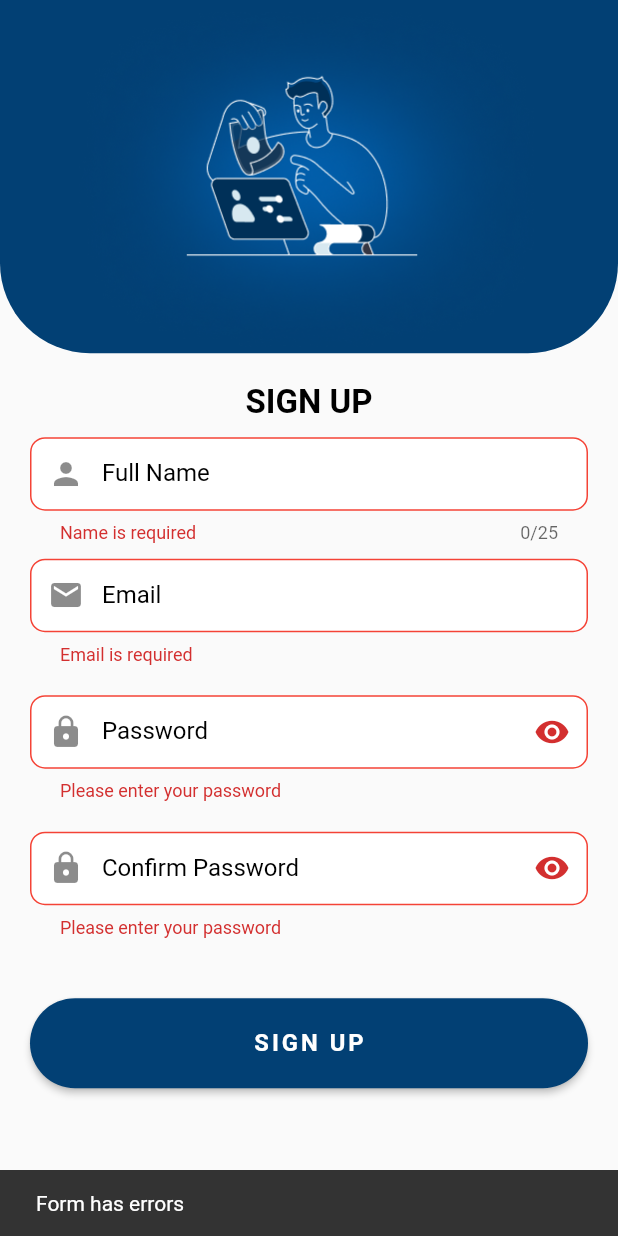
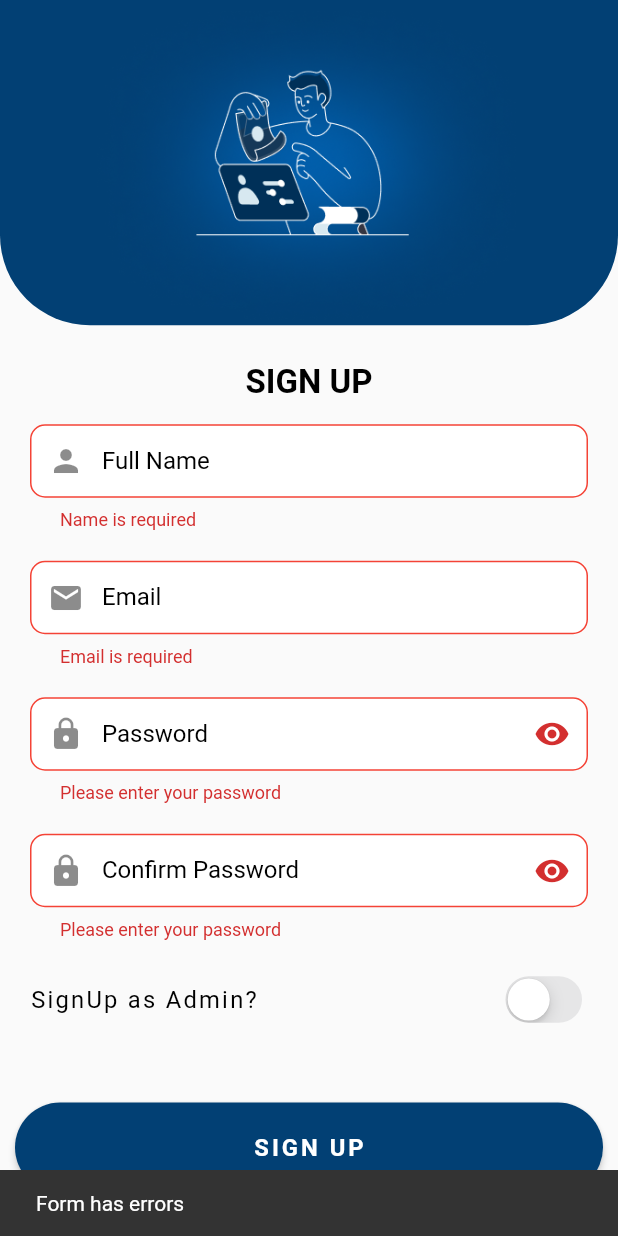
Before and after one commit to Nikhil636/Attendance-app, a Flutter app: the SignUpScreen screen opened directly, after a tap on "SIGN UP", on a phone screen of 412 x 824 dp. Run offline on Flutter 3.47's test engine with Material 2 defaults, Android fonts, the light colour scheme and no system bars; our stand-ins replace cloud_firestore, dartz, firebase_auth, firebase_core, firebase_storage, flutter_hooks and 9 more; missing offline and left inert: animated_segmented_tab_control, geolocator_platform_interface, month_year_picker, qr_code_scanner; accounts and stored records are empty; generated files the repository leaves out were written again; statements that could not run were skipped.

Commit message:
Solves issue  #36 under JWOC

```diff
--- a/lib/shared/common_textfields.dart
+++ b/lib/shared/common_textfields.dart
@@ -1,8 +1,6 @@
 import 'package:flutter/material.dart';
 import 'package:flutter/services.dart';
-import 'package:hooks_riverpod/hooks_riverpod.dart';
 
-import '../src/features/authentication/app/providers/auth_providers.dart';
 import '../src/utils/textfield_validators.dart';
 
 class NameFormField extends StatelessWidget {
@@ -31,12 +29,12 @@ class NameFormField extends StatelessWidget {
       autovalidateMode: autovalidateMode ?? AutovalidateMode.onUserInteraction,
       textInputAction: textInputAction ?? TextInputAction.next,
       onFieldSubmitted: onFieldSubmitted,
-      inputFormatters: <FilteringTextInputFormatter>[
+      inputFormatters: <TextInputFormatter>[
         FilteringTextInputFormatter.allow(RegExp(r'[a-zA-Z\s]')),
+        LengthLimitingTextInputFormatter(25)
       ],
       autofillHints: const <String>[AutofillHints.name],
       autocorrect: true,
-      maxLength: 25,
       validator: TextFieldValidators.nameValidator,
       onChanged: onChanged,
       keyboardType: TextInputType.name,
@@ -136,35 +134,38 @@ class EmailFormField extends StatelessWidget {
   }
 }
 
-class PasswordFormField extends ConsumerWidget {
-  final TextEditingController textEditingController;
+class PasswordFormField extends StatelessWidget {
+  final TextEditingController? textEditingController;
   final ValueChanged<String>? onChanged;
   final TextInputAction? textInputAction;
+  final Widget? suffixIcon;
+  final bool obscureText;
   final bool? isConfirmPassword;
   final String? Function(String?)? validator;
   final void Function()? onEditingComplete;
   final ValueChanged<String>? onFieldSubmitted;
   const PasswordFormField({
-    super.key,
+    Key? key,
     this.onEditingComplete,
-    required this.textEditingController,
+    this.suffixIcon,
+    this.obscureText = false,
+    this.textEditingController,
     this.onChanged,
     this.textInputAction = TextInputAction.next,
     this.isConfirmPassword = false,
     this.validator,
     this.onFieldSubmitted,
-  });
+  }) : super(key: key);
 
   @override
-  Widget build(BuildContext context, WidgetRef ref) {
-    bool isVisible = ref.watch(passwordVisibiltyProvider);
+  Widget build(BuildContext context) {
     return TextFormField(
       controller: textEditingController,
       onChanged: onChanged,
       onEditingComplete: onEditingComplete,
       onFieldSubmitted: onFieldSubmitted,
       validator: validator ?? TextFieldValidators.passwordValidator,
-      obscureText: isVisible,
+      obscureText: obscureText,
       autovalidateMode: AutovalidateMode.onUserInteraction,
       enableSuggestions: true,
       textInputAction: textInputAction,
@@ -179,12 +180,7 @@ class PasswordFormField extends ConsumerWidget {
         floatingLabelBehavior: FloatingLabelBehavior.auto,
         floatingLabelAlignment: FloatingLabelAlignment.start,
         prefixIcon: const Icon(Icons.lock),
-        suffixIcon: GestureDetector(
-          onTap: () => ref.read(passwordVisibiltyProvider.notifier).toggle(),
-          child: isVisible
-              ? const Icon(Icons.visibility)
-              : const Icon(Icons.visibility_off),
-        ),
+        suffixIcon: suffixIcon,
         contentPadding: const EdgeInsets.fromLTRB(20, 15, 20, 15),
         filled: true,
         errorMaxLines: 2,
--- /dev/null
+++ b/lib/src/app/constants/user_role.dart
@@ -0,0 +1,3 @@
+// ignore_for_file: constant_identifier_names
+
+enum UserRole { Admin, Employee }
--- a/lib/src/app/constants/user_type.dart
+++ /dev/null
@@ -1 +0,0 @@
-enum UserType { admin, employee }
--- a/lib/src/features/authentication/app/controllers/login_controller.dart
+++ b/lib/src/features/authentication/app/controllers/login_controller.dart
@@ -1,7 +1,7 @@
 import 'package:firebase_auth/firebase_auth.dart';
 import 'package:hooks_riverpod/hooks_riverpod.dart';
 
-import '../../../../app/constants/user_type.dart';
+import '../../../../app/constants/user_role.dart';
 import '../../../../providers/firestore_provider.dart';
 import '../../../../providers/user_status_provider.dart';
 import '../../data/auth_methods.dart';
@@ -19,7 +19,7 @@ class LoginController extends StateNotifier<LoginState> {
   Future<void> loginWithEmail({
     required String email,
     required String password,
-    UserType userType = UserType.employee,
+    UserRole userType = UserRole.Employee,
   }) async {
     state = const LoginState.loading();
     SignInEither result = await ref
--- a/lib/src/features/authentication/app/controllers/password_notifier.dart
+++ /dev/null
@@ -1,12 +0,0 @@
-import 'package:hooks_riverpod/hooks_riverpod.dart' show AutoDisposeNotifier;
-
-class PasswordFieldNotifier extends AutoDisposeNotifier<bool> {
-  void toggle() {
-    state = !state;
-  }
-
-  @override
-  bool build() {
-    return true;
-  }
-}
--- a/lib/src/features/authentication/app/providers/auth_providers.dart
+++ b/lib/src/features/authentication/app/providers/auth_providers.dart
@@ -5,7 +5,6 @@ import '../../data/auth_repository.dart';
 import '../../domain/state/login_state.dart';
 import '../../domain/state/sign_up_state.dart';
 import '../controllers/login_controller.dart';
-import '../controllers/password_notifier.dart';
 import '../controllers/signup_controller.dart';
 
 /// Provider for the authentication repository
@@ -29,14 +28,6 @@ final AutoDisposeStateNotifierProvider<SignUpController, SignUpState>
   SignUpController.new,
 );
 
-/// Provider for the password visibility state
-final AutoDisposeNotifierProvider<PasswordFieldNotifier, bool>
-    passwordVisibiltyProvider =
-    NotifierProvider.autoDispose<PasswordFieldNotifier, bool>(
-  name: 'passwordVisibiltyProvider',
-  PasswordFieldNotifier.new,
-);
-
 ///Provider for login screen
 final AutoDisposeStateNotifierProvider<LoginController, LoginState>
     loginControllerProvider =
--- a/lib/src/features/authentication/data/auth_methods.dart
+++ b/lib/src/features/authentication/data/auth_methods.dart
@@ -4,7 +4,7 @@ import 'package:firebase_auth/firebase_auth.dart';
 typedef SignOutEither = Either<Unit, Unit>;
 typedef CredentialEither = Either<String, UserCredential>;
 typedef SignInEither = Either<String, User>;
-typedef SignUpEither = Either<String, Unit>;
+typedef SignUpEither = Either<String, UserCredential>;
 
 abstract class AuthRepositoryImpl {
   /// Stream of auth state changes
--- a/lib/src/features/authentication/presentation/login/login_screen.dart
+++ b/lib/src/features/authentication/presentation/login/login_screen.dart
@@ -102,8 +102,7 @@ class _LoginScreenState extends ConsumerState<LoginScreen>
             Padding(
               padding: const EdgeInsets.only(
                   top: 15, left: 10, right: 10, bottom: 10),
-              child: Builder(builder: (BuildContext context) {
-                return SegmentedTabControl(
+              child: SegmentedTabControl(
                 radius: const Radius.circular(10),
                 controller: tabController,
                 backgroundColor: Colors.grey.shade300,
@@ -121,8 +120,7 @@ class _LoginScreenState extends ConsumerState<LoginScreen>
                   SegmentTab(label: 'EMPLOYEE'),
                   SegmentTab(label: 'ADMIN'),
                 ],
-                );
-              }),
+              ),
             ),
             Expanded(
               flex: 5,
--- a/lib/src/features/authentication/presentation/signup/sign_up_screen.dart
+++ b/lib/src/features/authentication/presentation/signup/sign_up_screen.dart
@@ -1,3 +1,4 @@
+import 'package:flutter/cupertino.dart' show CupertinoSwitch;
 import 'package:flutter/gestures.dart';
 import 'package:flutter/material.dart';
 import 'package:flutter_hooks/flutter_hooks.dart';
@@ -6,6 +7,7 @@ import 'package:hooks_riverpod/hooks_riverpod.dart';
 import '../../../../../shared/common_textfields.dart';
 import '../../../../../shared/loader_dialog.dart';
 import '../../../../app/constants/assets.gen.dart';
+import '../../../../app/constants/user_role.dart';
 import '../../../../utils/textfield_validators.dart';
 import '../../app/providers/auth_providers.dart';
 import '../../domain/state/sign_up_state.dart';
@@ -18,7 +20,7 @@ class SignUpScreen extends StatefulHookConsumerWidget {
 }
 
 class _SignUpScreenState extends ConsumerState<SignUpScreen> {
-  late final GlobalKey<FormState> _formKey;
+  late GlobalKey<FormState> _formKey;
 
   @override
   void initState() {
@@ -29,14 +31,15 @@ class _SignUpScreenState extends ConsumerState<SignUpScreen> {
   @override
   Widget build(BuildContext context) {
     TextTheme textTheme = Theme.of(context).textTheme;
-    ScrollController listController =
-        useScrollController(initialScrollOffset: 100);
+    Size size = MediaQuery.of(context).size;
+    //Flutter Hooks
+    ValueNotifier<bool> obscurePassword = useState(true);
+    ValueNotifier<bool> isAdmin = useState(false);
+    ScrollController scrollController = useScrollController();
     TextEditingController fullNameController = useTextEditingController();
     TextEditingController emailController = useTextEditingController();
     TextEditingController passwordController = useTextEditingController();
-    TextEditingController confirmPasswordController =
-        useTextEditingController();
-    Size size = MediaQuery.of(context).size;
+    //Listen to state changes without rebuilding widget tree
     ref.listen<SignUpState>(
       signUpControllerProvider,
       (SignUpState? prev, SignUpState next) => next.maybeWhen(
@@ -70,7 +73,7 @@ class _SignUpScreenState extends ConsumerState<SignUpScreen> {
           child: Column(
             children: <Widget>[
               SizedBox(
-                height: size.height / 3.5,
+                height: size.height / 3.8,
                 width: double.infinity,
                 child: DecoratedBox(
                   decoration: const BoxDecoration(
@@ -94,37 +97,63 @@ class _SignUpScreenState extends ConsumerState<SignUpScreen> {
                   child: Scrollbar(
                     child: ListView(
                       physics: const BouncingScrollPhysics(),
-                      controller: listController,
                       padding: const EdgeInsets.symmetric(
                           horizontal: 20, vertical: 20),
+                      controller: scrollController,
                       children: <Widget>[
+                        const SizedBox(height: 5),
                         Text(
                           'SIGN UP',
                           textAlign: TextAlign.center,
                           style: textTheme.labelLarge
                               ?.copyWith(fontSize: 22, color: Colors.black),
                         ),
+                        const SizedBox(height: 5),
                         const SizedBox(height: 10),
                         NameFormField(
                           textEditingController: fullNameController,
                         ),
-                        const SizedBox(height: 10),
+                        const SizedBox(height: 20),
                         EmailFormField(
                           textEditingController: emailController,
                         ),
                         const SizedBox(height: 20),
                         PasswordFormField(
                           textEditingController: passwordController,
+                          textInputAction: TextInputAction.next,
+                          obscureText: obscurePassword.value,
+                          suffixIcon: ValueListenableBuilder<bool>(
+                            valueListenable: obscurePassword,
+                            builder: (_, bool value, __) => GestureDetector(
+                              onTap: () => obscurePassword.value = !value,
+                              child: value
+                                  ? const Icon(Icons.visibility)
+                                  : const Icon(Icons.visibility_off),
+                            ),
+                          ),
                         ),
                         const SizedBox(height: 20),
                         PasswordFormField(
-                          textEditingController: confirmPasswordController,
                           isConfirmPassword: true,
                           textInputAction: TextInputAction.done,
+                          obscureText: obscurePassword.value,
+                          suffixIcon: ValueListenableBuilder<bool>(
+                            valueListenable: obscurePassword,
+                            builder: (_, bool value, __) => GestureDetector(
+                              onTap: () => obscurePassword.value = !value,
+                              child: value
+                                  ? const Icon(Icons.visibility)
+                                  : const Icon(Icons.visibility_off),
+                            ),
+                          ),
                           onEditingComplete: () async {
                             FocusScope.of(context).unfocus();
-                            await register(emailController.text.trim(),
-                                passwordController.text.trim(), listController);
+                            await register(
+                              emailController.text.trim(),
+                              passwordController.text.trim(),
+                              scrollController,
+                              isAdmin.value,
+                            );
                           },
                           validator: (String? val) {
                             if (val != passwordController.text) {
@@ -133,8 +162,38 @@ class _SignUpScreenState extends ConsumerState<SignUpScreen> {
                             return TextFieldValidators.passwordValidator(val);
                           },
                         ),
-                        const SizedBox(height: 40),
+                        const SizedBox(height: 20),
                         Row(
+                          mainAxisAlignment: MainAxisAlignment.spaceBetween,
+                          children: <Widget>[
+                            Flexible(
+                              child: Text(
+                                'SignUp as Admin?',
+                                style: textTheme.labelSmall?.copyWith(
+                                  fontSize: size.width / 26,
+                                  color: Colors.black,
+                                ),
+                              ),
+                            ),
+                            ValueListenableBuilder<bool>(
+                                valueListenable: isAdmin,
+                                builder: (_, bool val, __) {
+                                  return CupertinoSwitch(
+                                    value: val,
+                                    onChanged: (bool val) =>
+                                        isAdmin.value = val,
+                                  );
+                                })
+                          ],
+                        ),
+                      ],
+                    ),
+                  ),
+                ),
+              ),
+              Padding(
+                padding: const EdgeInsets.only(left: 10, right: 10, bottom: 10),
+                child: Row(
                   mainAxisAlignment: MainAxisAlignment.center,
                   children: <Widget>[
                     Expanded(
@@ -142,10 +201,12 @@ class _SignUpScreenState extends ConsumerState<SignUpScreen> {
                         height: 60,
                         child: ElevatedButton(
                           onPressed: () async {
+                            FocusScope.of(context).unfocus();
                             await register(
                               emailController.text.trim(),
                               passwordController.text.trim(),
-                                      listController,
+                              scrollController,
+                              isAdmin.value,
                             );
                           },
                           style: ElevatedButton.styleFrom(
@@ -168,13 +229,8 @@ class _SignUpScreenState extends ConsumerState<SignUpScreen> {
                       ),
                     ),
                   ],
-                        )
-                      ],
                 ),
               ),
-                ),
-              ),
-              const SizedBox(height: 1),
               Text.rich(
                 TextSpan(
                   text: 'Already have an account? ',
@@ -201,12 +257,13 @@ class _SignUpScreenState extends ConsumerState<SignUpScreen> {
     );
   }
 
-  Future<void> register(
-      String email, String password, ScrollController controller) async {
+  Future<void> register(String email, String password,
+      ScrollController controller, bool isAdmin) async {
     if (_formKey.currentState!.validate()) {
-      await ref
-          .read(signUpControllerProvider.notifier)
-          .signUp(email: email, password: password);
+      await ref.read(signUpControllerProvider.notifier).signUp(
+          email: email,
+          password: password,
+          role: isAdmin ? UserRole.Admin : UserRole.Employee);
       return;
     }
     animateToBottom(controller);
```
Also changed, not shown: lib/src/features/authentication/app/controllers/signup_controller.dart (+37 -2 lines), lib/src/features/authentication/data/auth_repository.dart (+4 -4 lines), lib/src/features/authentication/domain/models/user_model.dart (+7 -4 lines), lib/src/providers/firestore_provider.dart (+36 -2 lines), lib/src/providers/user_status_provider.dart (+10 -6 lines), lib/src/features/authentication/domain/models/user_model.freezed.dart, lib/src/features/authentication/domain/models/user_model.g.dart. Lines whose indentation alone changed are shown as unchanged.
